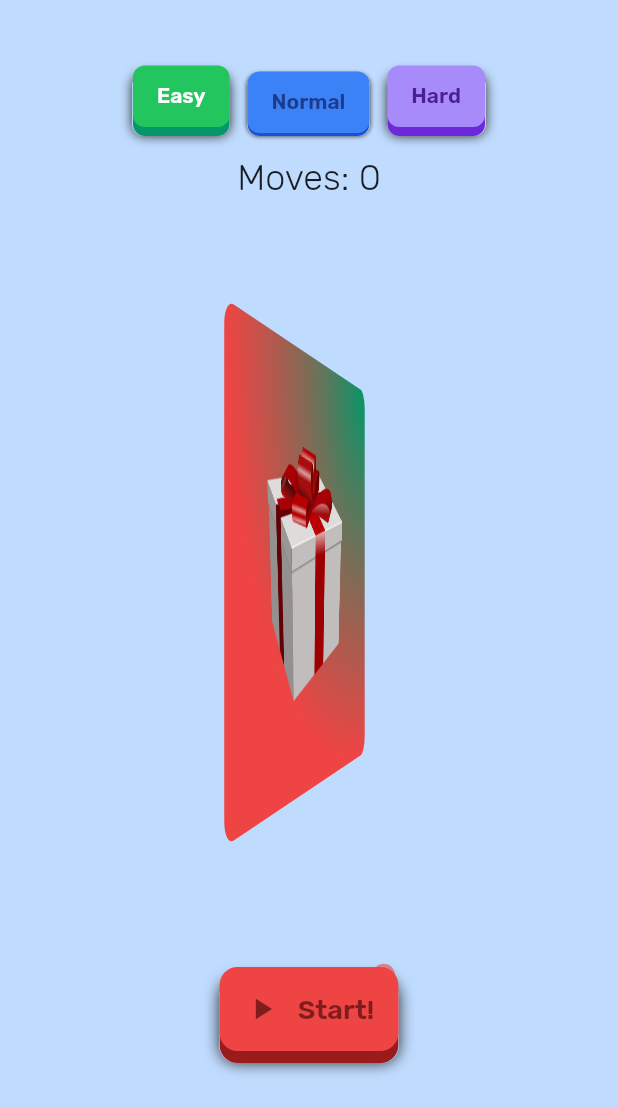
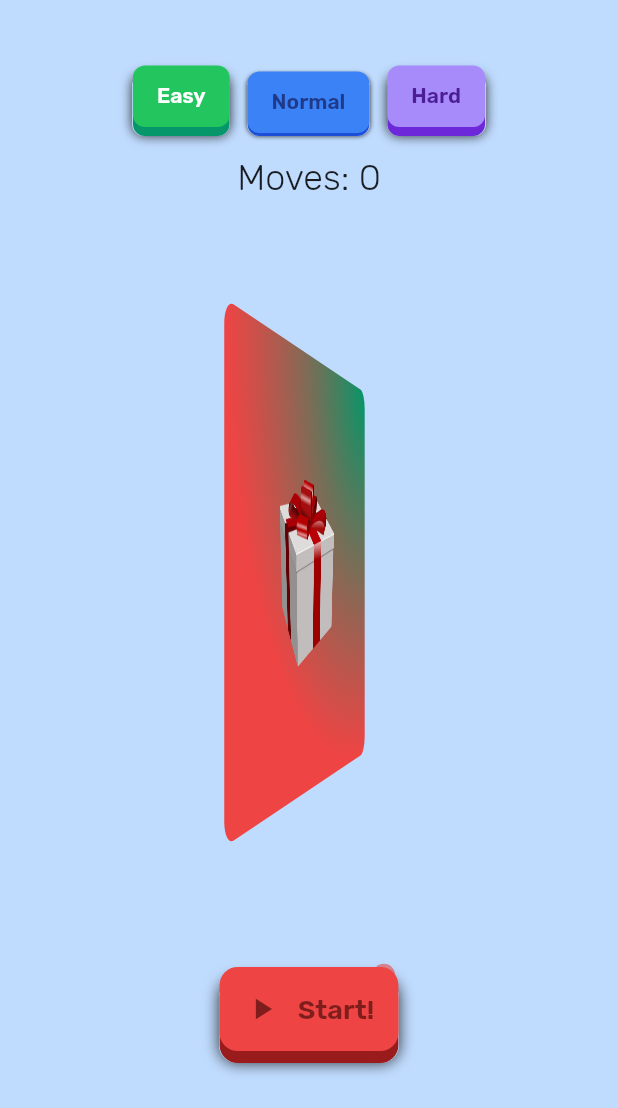
Before and after one commit to mivoligo/portal_puzzle, a Flutter app: the screen it shows after launch, after a tap on "Easy", on a phone screen of 412 x 824 dp, the part 128-1236 px from its top. Run offline on Flutter 3.47's test engine with Material 2 defaults, Android fonts, the phone set to English and light mode, and no system bars.

Commit message:
Scale image to board

```diff
--- a/lib/game_board.dart
+++ b/lib/game_board.dart
@@ -69,7 +69,13 @@ class _GameBoardState extends State<GameBoard> {
                     Radius.circular(boardSize * 0.05),
                   ),
                 ),
-                child: Image.asset('assets/images/gift.png'),
+                child: FractionallySizedBox(
+                    widthFactor: 0.4,
+                    heightFactor: 0.42,
+                    child: Image.asset(
+                      'assets/images/gift.png',
+                      fit: BoxFit.cover,
+                    )),
               ),
               front: AnimatedContainer(
                 clipBehavior: Clip.antiAlias,
```
